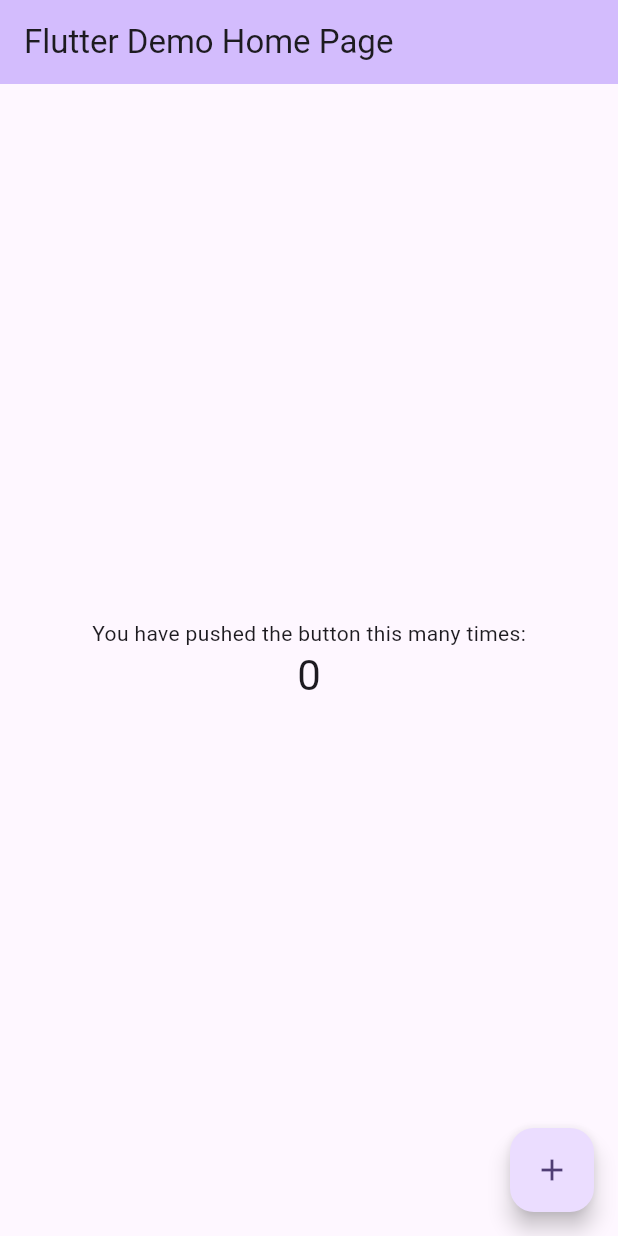
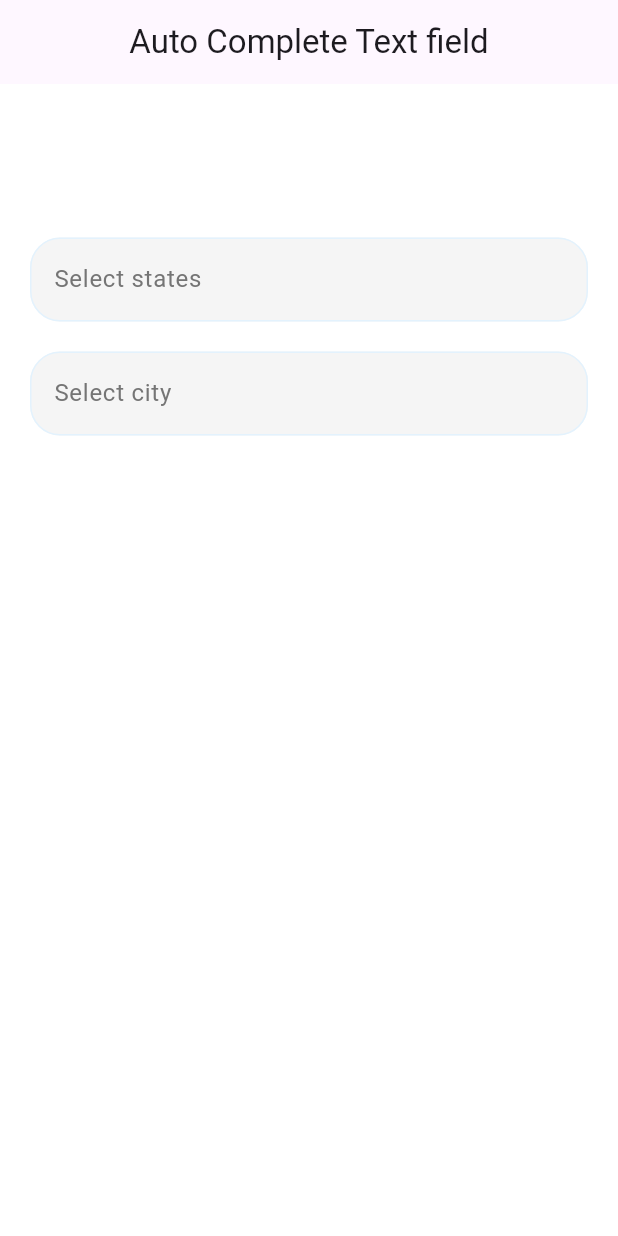
Before and after one commit to DivyanshArya09/auto_complete_text_field_flutter, a Flutter app: the screen it shows after launch, on a phone screen of 412 x 824 dp. Run offline on Flutter 3.47's test engine with Material 3 defaults, Android fonts, the phone set to English and light mode, and no system bars.

Commit message:
development done

```diff
--- /dev/null
+++ b/lib/constants/constants.dart
@@ -0,0 +1,36 @@
+final Map<String, List<String>> indiaStatesAndDistricts = {
+  'Andhra Pradesh': [
+    'Visakhapatnam',
+    'Vijayawada',
+    'Guntur',
+    'Nellore',
+    'Kurnool'
+  ],
+  'Arunachal Pradesh': ['Itanagar', 'Tawang', 'Ziro', 'Pasighat'],
+  'Assam': ['Guwahati', 'Silchar', 'Dibrugarh', 'Tezpur'],
+  'Bihar': ['Patna', 'Gaya', 'Muzaffarpur', 'Bhagalpur'],
+  'Chhattisgarh': ['Raipur', 'Bilaspur', 'Durg', 'Korba'],
+  'Goa': ['North Goa', 'South Goa'],
+  'Gujarat': ['Ahmedabad', 'Surat', 'Vadodara', 'Rajkot'],
+  'Haryana': ['Gurgaon', 'Faridabad', 'Panipat', 'Hisar'],
+  'Himachal Pradesh': ['Shimla', 'Manali', 'Dharamshala', 'Solan'],
+  'Jharkhand': ['Ranchi', 'Jamshedpur', 'Dhanbad', 'Bokaro'],
+  'Karnataka': ['Bangalore', 'Mysore', 'Mangalore', 'Hubli'],
+  'Kerala': ['Thiruvananthapuram', 'Kochi', 'Kozhikode', 'Thrissur'],
+  'Madhya Pradesh': ['Bhopal', 'Indore', 'Jabalpur', 'Gwalior'],
+  'Maharashtra': ['Mumbai', 'Pune', 'Nagpur', 'Nashik'],
+  'Manipur': ['Imphal', 'Thoubal', 'Bishnupur'],
+  'Meghalaya': ['Shillong', 'Tura', 'Jowai'],
+  'Mizoram': ['Aizawl', 'Lunglei', 'Champhai'],
+  'Nagaland': ['Kohima', 'Dimapur', 'Mokokchung'],
+  'Odisha': ['Bhubaneswar', 'Cuttack', 'Rourkela', 'Puri'],
+  'Punjab': ['Amritsar', 'Ludhiana', 'Jalandhar', 'Patiala'],
+  'Rajasthan': ['Jaipur', 'Jodhpur', 'Udaipur', 'Kota'],
+  'Sikkim': ['Gangtok', 'Namchi'],
+  'Tamil Nadu': ['Chennai', 'Coimbatore', 'Madurai', 'Tiruchirappalli'],
+  'Telangana': ['Hyderabad', 'Warangal', 'Nizamabad', 'Karimnagar'],
+  'Tripura': ['Agartala', 'Dharmanagar', 'Udaipur'],
+  'Uttar Pradesh': ['Lucknow', 'Kanpur', 'Varanasi', 'Agra'],
+  'Uttarakhand': ['Dehradun', 'Haridwar', 'Nainital', 'Rishikesh'],
+  'West Bengal': ['Kolkata', 'Darjeeling', 'Howrah', 'Asansol']
+};
--- a/lib/main.dart
+++ b/lib/main.dart
@@ -1,3 +1,6 @@
+import 'package:auto_complete_text_field_flutter/constants/constants.dart';
+import 'package:auto_complete_text_field_flutter/textfield/auto_complete_text_field.dart';
+import 'package:auto_complete_text_field_flutter/themes/text_field_theme.dart';
 import 'package:flutter/material.dart';
 
 void main() {
@@ -12,114 +15,96 @@
   Widget build(BuildContext context) {
     return MaterialApp(
       title: 'Flutter Demo',
+      debugShowCheckedModeBanner: false,
       theme: ThemeData(
-        // This is the theme of your application.
-        //
-        // TRY THIS: Try running your application with "flutter run". You'll see
-        // the application has a purple toolbar. Then, without quitting the app,
-        // try changing the seedColor in the colorScheme below to Colors.green
-        // and then invoke "hot reload" (save your changes or press the "hot
-        // reload" button in a Flutter-supported IDE, or press "r" if you used
-        // the command line to start the app).
-        //
-        // Notice that the counter didn't reset back to zero; the application
-        // state is not lost during the reload. To reset the state, use hot
-        // restart instead.
-        //
-        // This works for code too, not just values: Most code changes can be
-        // tested with just a hot reload.
+        inputDecorationTheme: CustomTextFieldTheme.light,
         colorScheme: ColorScheme.fromSeed(seedColor: Colors.deepPurple),
         useMaterial3: true,
       ),
-      home: const MyHomePage(title: 'Flutter Demo Home Page'),
+      home: const HomePage(),
     );
   }
 }
 
-class MyHomePage extends StatefulWidget {
-  const MyHomePage({super.key, required this.title});
-
-  // This widget is the home page of your application. It is stateful, meaning
-  // that it has a State object (defined below) that contains fields that affect
-  // how it looks.
-
-  // This class is the configuration for the state. It holds the values (in this
-  // case the title) provided by the parent (in this case the App widget) and
-  // used by the build method of the State. Fields in a Widget subclass are
-  // always marked "final".
-
-  final String title;
+class HomePage extends StatefulWidget {
+  const HomePage({super.key});
 
   @override
-  State<MyHomePage> createState() => _MyHomePageState();
+  State<HomePage> createState() => _HomePageState();
 }
 
-class _MyHomePageState extends State<MyHomePage> {
-  int _counter = 0;
+class _HomePageState extends State<HomePage> {
+  late TextEditingController _stateTC, _cityTC;
+  late FocusNode _stateFN, _cityFocusNode;
+  List<String> _cityOptions = [];
 
-  void _incrementCounter() {
+  @override
+  void initState() {
+    _stateTC = TextEditingController();
+    _cityTC = TextEditingController();
+    _stateFN = FocusNode();
+    _cityFocusNode = FocusNode();
+    _stateFN.addListener(() {
+      if (_stateFN.hasFocus) {
+        _cityTC.clear();
+      }
+    });
+    super.initState();
+  }
+
+  void _updateCityOptions(String option) {
     setState(() {
-      // This call to setState tells the Flutter framework that something has
-      // changed in this State, which causes it to rerun the build method below
-      // so that the display can reflect the updated values. If we changed
-      // _counter without calling setState(), then the build method would not be
-      // called again, and so nothing would appear to happen.
-      _counter++;
+      _cityOptions = indiaStatesAndDistricts[option] ?? [];
     });
   }
 
   @override
+  void dispose() {
+    _stateTC.dispose();
+    _cityTC.dispose();
+    _stateFN.dispose();
+    _cityFocusNode.dispose();
+    super.dispose();
+  }
+
+  @override
   Widget build(BuildContext context) {
-    // This method is rerun every time setState is called, for instance as done
-    // by the _incrementCounter method above.
-    //
-    // The Flutter framework has been optimized to make rerunning build methods
-    // fast, so that you can just rebuild anything that needs updating rather
-    // than having to individually change instances of widgets.
     return Scaffold(
+      backgroundColor: Colors.white,
       appBar: AppBar(
-        // TRY THIS: Try changing the color here to a specific color (to
-        // Colors.amber, perhaps?) and trigger a hot reload to see the AppBar
-        // change color while the other colors stay the same.
-        backgroundColor: Theme.of(context).colorScheme.inversePrimary,
-        // Here we take the value from the MyHomePage object that was created by
-        // the App.build method, and use it to set our appbar title.
-        title: Text(widget.title),
+        centerTitle: true,
+        title: const Text('Auto Complete Text field'),
       ),
-      body: Center(
-        // Center is a layout widget. It takes a single child and positions it
-        // in the middle of the parent.
+      body: SingleChildScrollView(
+        padding: const EdgeInsets.all(20),
         child: Column(
-          // Column is also a layout widget. It takes a list of children and
-          // arranges them vertically. By default, it sizes itself to fit its
-          // children horizontally, and tries to be as tall as its parent.
-          //
-          // Column has various properties to control how it sizes itself and
-          // how it positions its children. Here we use mainAxisAlignment to
-          // center the children vertically; the main axis here is the vertical
-          // axis because Columns are vertical (the cross axis would be
-          // horizontal).
-          //
-          // TRY THIS: Invoke "debug painting" (choose the "Toggle Debug Paint"
-          // action in the IDE, or press "p" in the console), to see the
-          // wireframe for each widget.
-          mainAxisAlignment: MainAxisAlignment.center,
-          children: <Widget>[
-            const Text(
-              'You have pushed the button this many times:',
+          children: [
+            SizedBox(
+              height: MediaQuery.of(context).size.height * .1,
             ),
-            Text(
-              '$_counter',
-              style: Theme.of(context).textTheme.headlineMedium,
+            CustomAutocompleteTextField(
+              controller: _stateTC,
+              focusNode: _stateFN,
+              hintText: 'Select states',
+              onSubmitted: (p0) {
+                _updateCityOptions(p0);
+                _cityTC.clear();
+                _stateFN.nextFocus();
+              },
+              options: indiaStatesAndDistricts.keys.toSet(),
+            ),
+            const SizedBox(height: 20),
+            CustomAutocompleteTextField(
+              controller: _cityTC,
+              focusNode: _cityFocusNode,
+              hintText: 'Select city',
+              options: _cityOptions.isEmpty
+                  ? {"NO options available"}
+                  : _cityOptions.toSet(),
             ),
           ],
         ),
       ),
-      floatingActionButton: FloatingActionButton(
-        onPressed: _incrementCounter,
-        tooltip: 'Increment',
-        child: const Icon(Icons.add),
-      ), // This trailing comma makes auto-formatting nicer for build methods.
     );
   }
 }
--- /dev/null
+++ b/lib/textfield/auto_complete_text_field.dart
@@ -0,0 +1,123 @@
+import 'package:flutter/material.dart';
+
+class CustomAutocompleteTextField extends StatelessWidget {
+  const CustomAutocompleteTextField({
+    super.key,
+    required this.controller,
+    this.validator,
+    required this.focusNode,
+    required this.options,
+    this.hintText,
+    this.errorText,
+    this.keyboardType = TextInputType.text,
+    this.textCapitalization = TextCapitalization.none,
+    this.prefix,
+    this.onSubmitted,
+    this.onChanged,
+    this.disabled = false,
+  });
+
+  final TextEditingController controller;
+  final String? Function(String?)? validator;
+  final String? errorText;
+  final FocusNode focusNode;
+  final Set<String> options;
+  final String? hintText;
+  final TextInputType keyboardType;
+  final TextCapitalization textCapitalization;
+  final Widget? prefix;
+  final void Function(String)? onChanged;
+  final void Function(String)? onSubmitted;
+  final bool disabled;
+
+  @override
+  Widget build(BuildContext context) {
+    return LayoutBuilder(
+      builder: (context, constraints) {
+        return RawAutocomplete<String>(
+          textEditingController: controller,
+          focusNode: focusNode,
+          optionsBuilder: optionsBuilderHandler,
+          optionsViewBuilder: (context, onSelected, options) =>
+              optionsViewBuilderHandler(
+                  context, onSelected, options, constraints),
+          fieldViewBuilder: fieldViewBuilderHandler,
+        );
+      },
+    );
+  }
+
+  Iterable<String> optionsBuilderHandler(TextEditingValue value) {
+    if (value.text.isEmpty) {
+      return const Iterable<String>.empty();
+    }
+
+    return options.where(
+        (element) => element.toLowerCase().contains(value.text.toLowerCase()));
+  }
+
+  Widget optionsViewBuilderHandler(
+    BuildContext context,
+    void Function(String) onSelected,
+    Iterable<String> options,
+    BoxConstraints constraints,
+  ) {
+    return Align(
+      alignment: Alignment.topLeft,
+      child: Material(
+        child: Container(
+          margin: const EdgeInsets.only(top: 0),
+          width: constraints.maxWidth,
+          decoration: BoxDecoration(
+            color: Colors.grey.shade100,
+            borderRadius: BorderRadius.circular(18),
+            //
+          ),
+          child: ListView.separated(
+            shrinkWrap: true,
+            itemCount: options.length,
+            itemBuilder: (context, index) {
+              final option = options.elementAt(index);
+              return InkWell(
+                onTap: () {
+                  onSelected(option);
+                  if (onSubmitted != null) {
+                    onSubmitted!(option);
+                  }
+                },
+                child: Container(
+                  // color: Colors.grey.withOpacity(.4),
+                  padding: const EdgeInsets.all(16),
+                  child: Text(
+                    option,
+                    // style: AppTextStyles.textStyle16w500Modal,
+                  ),
+                ),
+              );
+            },
+            separatorBuilder: (context, index) => const Divider(
+              color: Colors.grey,
+            ),
+          ),
+        ),
+      ),
+    );
+  }
+
+  Widget fieldViewBuilderHandler(
+    BuildContext context,
+    TextEditingController controller,
+    FocusNode focusNode,
+    void Function() _,
+  ) {
+    return TextFormField(
+      onFieldSubmitted: onSubmitted,
+      controller: controller,
+      focusNode: focusNode,
+      decoration: InputDecoration(
+        hintText: hintText,
+      ),
+      textInputAction: TextInputAction.next,
+    );
+  }
+}
--- /dev/null
+++ b/lib/themes/text_field_theme.dart
@@ -0,0 +1,21 @@
+import 'package:flutter/material.dart';
+
+class CustomTextFieldTheme {
+  static InputDecorationTheme get light => InputDecorationTheme(
+        filled: true,
+        border: _buildOutlineInputBorder(color: Colors.blue.shade50),
+        fillColor: Colors.grey.shade100,
+        enabledBorder: _buildOutlineInputBorder(color: Colors.blue.shade50),
+        focusedBorder: _buildOutlineInputBorder(color: Colors.blue),
+        errorBorder: _buildOutlineInputBorder(color: Colors.red),
+        focusedErrorBorder: _buildOutlineInputBorder(color: Colors.red),
+        hintStyle: TextStyle(color: Colors.grey.shade600), // Adjust as needed
+      );
+
+  static OutlineInputBorder _buildOutlineInputBorder({required Color color}) {
+    return OutlineInputBorder(
+      borderRadius: BorderRadius.circular(20.0),
+      borderSide: BorderSide(color: color, width: 1),
+    );
+  }
+}
```
